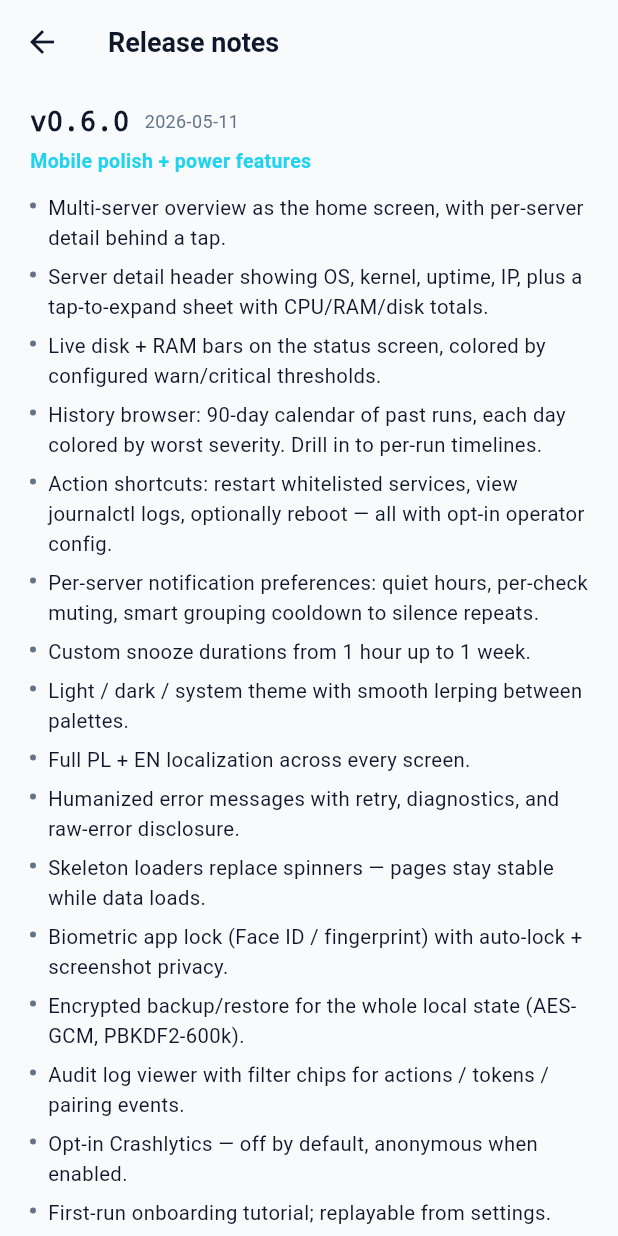
After one commit to Belikebee1/Belikebee1-watchlog_mobile, a Flutter app: the ReleaseNotesScreen screen opened directly, on a phone screen of 412 x 824 dp. The commit adds this screen. Run offline on Flutter 3.47's test engine with Material 3 defaults, Android fonts, the phone set to English and light mode, and no system bars; our stand-ins replace dio, file_picker, firebase_core, firebase_crashlytics, firebase_messaging, flutter_local_notifications and 4 more; missing offline and left inert: cryptography, mobile_scanner; accounts and stored records are empty; generated files the repository leaves out were written again.

Commit message:
feat(mobile): polish phase [4J/4N/4Y/4W/4X/4AA/4Z/4BB]
Bulk pass to close out Phase 4. Each item is small in isolation but
the lot makes the app feel finished.

[4J] In-app changelog
- data/changelog.dart: static catalogue keyed by semver. Adding a
  new entry is a prepend.
- providers/changelog_provider.dart: persists the highest version
  the user acknowledged. pendingForToast() returns the slice they
  haven't seen yet. Brand-new installs skip the modal — onboarding
  covers the welcome.
- screens/release_notes_screen.dart: full chronological history.
  Settings → 'Release notes' opens this. showWhatsNewModal() is
  the bottom-sheet variant for unseen-only.
- main.dart: post-frame callback after bootstrap pops the modal
  over the home route. markSeen() up-front so a mid-modal kill
  doesn't re-pop on next launch.

[4N + 4Y] Animations + reduced motion
- theme.dart: ZoomPageTransitionsBuilder for both platforms so
  navigations match the M3 visual language.
- widgets/skeleton.dart: respects MediaQuery.disableAnimations.
  Reduced-motion users get a static mid-alpha block, full-motion
  users get the sinusoidal pulse.

[4W] Accessibility labels
- screens/status_screen.dart: settings IconButton picked up a
  tooltip. Every IconButton across the app now has a localized
  label that screen readers announce.

[4X] Dynamic font scaling
- Verified no code overrides MediaQuery.textScaler — Flutter's
  default plumbing respects the OS 'large text' setting.

[4AA] Haptic feedback
- Subtle device acks on user-driven flows: HapticFeedback.
  selectionClick on snooze pick, mediumImpact on apply-security
  confirm, lightImpact / heavyImpact on biometric success / fail.

[4Z] Native splash screen
- pubspec.yaml: flutter_native_splash dev dep + config block.
  Run 'dart run flutter_native_splash:create' on Windows post-pull
  to generate the platform splashes. Slate-navy background so the
  iOS/Android pre-Flutter window matches the dark theme.

[4BB] Launcher badge
- providers/push_provider.dart: AndroidNotificationDetails.number
  is now wired to the FCM payload's actionable_count, so the count
  shows on launchers that surface notification numbers (One UI,
  some Nova variants). iOS already gets the badge via APNs's badge
  field on the server side.

```diff
--- /dev/null
+++ b/lib/data/changelog.dart
@@ -0,0 +1,92 @@
+/// Static release-notes catalogue, indexed by version string.
+///
+/// Each entry has bilingual `title` + `items` lists. Surfaces in two
+/// places:
+///   * "What's new" modal that pops automatically the first time the
+///     user opens a build whose version is newer than what they saw
+///     before.
+///   * Settings → Release notes — full chronological scroll.
+///
+/// Adding a new version: prepend (newest first) so the modal and the
+/// settings list show the latest at the top without having to sort.
+const List<ChangelogEntry> kChangelog = [
+  ChangelogEntry(
+    version: '0.6.0',
+    date: '2026-05-11',
+    title: {
+      'en': 'Mobile polish + power features',
+      'pl': 'Polish UX + power features',
+    },
+    items: {
+      'en': [
+        'Multi-server overview as the home screen, with per-server detail behind a tap.',
+        'Server detail header showing OS, kernel, uptime, IP, plus a tap-to-expand sheet with CPU/RAM/disk totals.',
+        'Live disk + RAM bars on the status screen, colored by configured warn/critical thresholds.',
+        'History browser: 90-day calendar of past runs, each day colored by worst severity. Drill in to per-run timelines.',
+        'Action shortcuts: restart whitelisted services, view journalctl logs, optionally reboot — all with opt-in operator config.',
+        'Per-server notification preferences: quiet hours, per-check muting, smart grouping cooldown to silence repeats.',
+        'Custom snooze durations from 1 hour up to 1 week.',
+        'Light / dark / system theme with smooth lerping between palettes.',
+        'Full PL + EN localization across every screen.',
+        'Humanized error messages with retry, diagnostics, and raw-error disclosure.',
+        'Skeleton loaders replace spinners — pages stay stable while data loads.',
+        'Biometric app lock (Face ID / fingerprint) with auto-lock + screenshot privacy.',
+        'Encrypted backup/restore for the whole local state (AES-GCM, PBKDF2-600k).',
+        'Audit log viewer with filter chips for actions / tokens / pairing events.',
+        'Opt-in Crashlytics — off by default, anonymous when enabled.',
+        'First-run onboarding tutorial; replayable from settings.',
+      ],
+      'pl': [
+        'Multi-server overview jako home screen, szczegóły serwera za jednym tapem.',
+        'Server detail header z OS, kernel, uptime, IP, plus rozwijalny arkusz z CPU/RAM/dysk total.',
+        'Paski disk + RAM na żywo w status screen, kolorowane wg skonfigurowanych progów warn/critical.',
+        'Przeglądarka historii: kalendarz 90 dni z każdym dniem pokolorowanym wg najgorszej severity. Drill-down do timeline\'u runów.',
+        'Skróty akcji: restart whitelistowanych usług, podgląd logów journalctl, opcjonalnie reboot — wszystko z opt-in operatora.',
+        'Preferencje powiadomień per serwer: ciche godziny, wyciszanie per check, smart grouping z cooldownem.',
+        'Customowe długości snooze od 1 godziny do 1 tygodnia.',
+        'Motyw jasny / ciemny / systemowy z płynnym lerping między paletami.',
+        'Pełna lokalizacja PL + EN we wszystkich ekranach.',
+        'Humanizowane błędy z retry, diagnostyką i ujawnieniem surowego błędu.',
+        'Skeleton loadery zamiast spinerów — strony stabilne podczas ładowania.',
+        'Biometryczny zamek aplikacji (Face ID / odcisk) z auto-lock + prywatnością screenshotów.',
+        'Zaszyfrowana kopia zapasowa całego stanu (AES-GCM, PBKDF2-600k).',
+        'Przeglądarka audit log z filtrami akcji / tokenów / pairingu.',
+        'Opcjonalny Crashlytics — wyłączony domyślnie, anonimowy gdy włączony.',
+        'Tutorial onboardingowy przy pierwszym uruchomieniu; do powtórzenia z Settings.',
+      ],
+    },
+  ),
+  ChangelogEntry(
+    version: '0.5.0',
+    date: '2026-05-09',
+    title: {
+      'en': 'Mobile foundation',
+      'pl': 'Fundament mobilny',
+    },
+    items: {
+      'en': [
+        'First Android build: pairs to watchlog servers via QR codes.',
+        'FCM push notifications with apply-security / snooze actions.',
+        'Built-in check explainers in English and Polish.',
+      ],
+      'pl': [
+        'Pierwszy build Androida: parowanie z serwerami watchlog przez kody QR.',
+        'Powiadomienia FCM z akcjami apply-security / snooze.',
+        'Wbudowane wyjaśnienia checków po polsku i angielsku.',
+      ],
+    },
+  ),
+];
+
+class ChangelogEntry {
+  final String version;
+  final String date;
+  final Map<String, String> title;
+  final Map<String, List<String>> items;
+  const ChangelogEntry({
+    required this.version,
+    required this.date,
+    required this.title,
+    required this.items,
+  });
+}
--- a/lib/l10n/strings.dart
+++ b/lib/l10n/strings.dart
@@ -555,6 +555,22 @@ class S {
     'pl': 'Kod pairingu zablokowany',
   };
 
+  // ----- Changelog (Phase 4J) -----
+  static const releaseNotesTitle = {
+    'en': 'Release notes',
+    'pl': 'Notatki wydań',
+  };
+  static const releaseNotesMenu = {
+    'en': 'Release notes',
+    'pl': 'Notatki wydań',
+  };
+  static const whatsNewTitle = {
+    'en': "What's new in {version}",
+    'pl': 'Co nowego w {version}',
+  };
+  static const whatsNewClose = {'en': 'Got it', 'pl': 'Rozumiem'};
+  static const versionLabel = {'en': 'Version {n}', 'pl': 'Wersja {n}'};
+
   // ----- Onboarding (Phase 4I) -----
   static const onboardingReplay = {
     'en': 'Show onboarding again',
--- a/lib/screens/lock_screen.dart
+++ b/lib/screens/lock_screen.dart
@@ -1,4 +1,5 @@
 import 'package:flutter/material.dart';
+import 'package:flutter/services.dart';
 import 'package:flutter_riverpod/flutter_riverpod.dart';
 
 import '../l10n/strings.dart';
@@ -38,6 +39,11 @@ class _LockScreenState extends ConsumerState<LockScreen> {
         .read(lockProvider.notifier)
         .authenticate(tr(context, S.lockReason));
     if (!mounted) return;
+    if (ok) {
+      HapticFeedback.lightImpact();
+    } else {
+      HapticFeedback.heavyImpact();
+    }
     setState(() {
       _attempting = false;
       _failed = !ok;
--- /dev/null
+++ b/lib/screens/release_notes_screen.dart
@@ -0,0 +1,209 @@
+import 'package:flutter/material.dart';
+
+import '../data/changelog.dart';
+import '../l10n/strings.dart';
+import '../theme.dart';
+
+/// Full chronological release-notes scroll. Reachable from Settings.
+/// The "what's new" modal renders only the slice the user hasn't
+/// seen; this screen always shows the full history.
+class ReleaseNotesScreen extends StatelessWidget {
+  const ReleaseNotesScreen({super.key});
+
+  @override
+  Widget build(BuildContext context) {
+    final locale = Localizations.localeOf(context).languageCode;
+    return Scaffold(
+      appBar: AppBar(title: Text(tr(context, S.releaseNotesTitle))),
+      body: ListView.builder(
+        padding: const EdgeInsets.fromLTRB(20, 12, 20, 32),
+        itemCount: kChangelog.length,
+        itemBuilder: (ctx, i) {
+          final entry = kChangelog[i];
+          final title = entry.title[locale] ?? entry.title['en'] ?? '';
+          final items = entry.items[locale] ?? entry.items['en'] ?? const [];
+          return Padding(
+            padding: const EdgeInsets.only(bottom: 24),
+            child: Column(
+              crossAxisAlignment: CrossAxisAlignment.start,
+              children: [
+                Row(
+                  children: [
+                    Text(
+                      'v${entry.version}',
+                      style: TextStyle(
+                        color: context.surfaces.fg,
+                        fontWeight: FontWeight.w800,
+                        fontSize: 18,
+                        fontFamily: 'monospace',
+                      ),
+                    ),
+                    const SizedBox(width: 10),
+                    Text(
+                      entry.date,
+                      style: TextStyle(
+                        color: context.surfaces.fgMuted,
+                        fontSize: 12,
+                      ),
+                    ),
+                  ],
+                ),
+                const SizedBox(height: 4),
+                Text(
+                  title,
+                  style: TextStyle(
+                    color: AppColors.accent,
+                    fontSize: 13,
+                    fontWeight: FontWeight.w600,
+                  ),
+                ),
+                const SizedBox(height: 12),
+                for (final line in items)
+                  Padding(
+                    padding: const EdgeInsets.only(bottom: 6),
+                    child: Row(
+                      crossAxisAlignment: CrossAxisAlignment.start,
+                      children: [
+                        Padding(
+                          padding: const EdgeInsets.only(top: 6, right: 8),
+                          child: Container(
+                            width: 4,
+                            height: 4,
+                            decoration: BoxDecoration(
+                              color: context.surfaces.fgMuted,
+                              shape: BoxShape.circle,
+                            ),
+                          ),
+                        ),
+                        Expanded(
+                          child: Text(
+                            line,
+                            style: TextStyle(
+                              color: context.surfaces.fg,
+                              fontSize: 13.5,
+                              height: 1.45,
+                            ),
+                          ),
+                        ),
+                      ],
+                    ),
+                  ),
+              ],
+            ),
+          );
+        },
+      ),
+    );
+  }
+}
+
+/// Modal version: shows ONLY the slice the user hasn't acknowledged.
+/// Caller is responsible for calling ChangelogNotifier.markSeen() in
+/// the modal's then() so it doesn't re-pop next launch.
+Future<void> showWhatsNewModal(
+  BuildContext context, {
+  required List<ChangelogEntry> entries,
+}) async {
+  final locale = Localizations.localeOf(context).languageCode;
+  await showModalBottomSheet<void>(
+    context: context,
+    backgroundColor: context.surfaces.bgElevated,
+    isScrollControlled: true,
+    shape: const RoundedRectangleBorder(
+      borderRadius: BorderRadius.vertical(top: Radius.circular(16)),
+    ),
+    builder: (ctx) {
+      return DraggableScrollableSheet(
+        initialChildSize: 0.7,
+        maxChildSize: 0.95,
+        minChildSize: 0.5,
+        expand: false,
+        builder: (ctx, scrollController) {
+          final newest = entries.first;
+          return SingleChildScrollView(
+            controller: scrollController,
+            padding: const EdgeInsets.fromLTRB(24, 16, 24, 24),
+            child: Column(
+              crossAxisAlignment: CrossAxisAlignment.stretch,
+              children: [
+                Center(
+                  child: Container(
+                    width: 36,
+                    height: 4,
+                    decoration: BoxDecoration(
+                      color: ctx.surfaces.fgMuted.withValues(alpha: 0.3),
+                      borderRadius: BorderRadius.circular(2),
+                    ),
+                  ),
+                ),
+                const SizedBox(height: 16),
+                Text(
+                  tr(ctx, S.whatsNewTitle,
+                      subs: {'version': newest.version}),
+                  style: TextStyle(
+                    color: ctx.surfaces.fg,
+                    fontSize: 20,
+                    fontWeight: FontWeight.w800,
+                  ),
+                ),
+                const SizedBox(height: 16),
+                for (final e in entries) ...[
+                  if (e != newest) ...[
+                    const SizedBox(height: 8),
+                    Text(
+                      tr(ctx, S.versionLabel, subs: {'n': e.version}),
+                      style: TextStyle(
+                        color: AppColors.accent,
+                        fontWeight: FontWeight.w700,
+                        fontSize: 13,
+                      ),
+                    ),
+                    const SizedBox(height: 8),
+                  ],
+                  for (final line
+                      in (e.items[locale] ?? e.items['en'] ?? const []))
+                    Padding(
+                      padding: const EdgeInsets.only(bottom: 8),
+                      child: Row(
+                        crossAxisAlignment: CrossAxisAlignment.start,
+                        children: [
+                          Padding(
+                            padding: const EdgeInsets.only(top: 7, right: 10),
+                            child: Container(
+                              width: 5,
+                              height: 5,
+                              decoration: BoxDecoration(
+                                color: AppColors.accent,
+                                shape: BoxShape.circle,
+                              ),
+                            ),
+                          ),
+                          Expanded(
+                            child: Text(
+                              line,
+                              style: TextStyle(
+                                color: ctx.surfaces.fg,
+                                fontSize: 14,
+                                height: 1.45,
+                              ),
+                            ),
+                          ),
+                        ],
+                      ),
+                    ),
+                ],
+                const SizedBox(height: 16),
+                Center(
+                  child: ElevatedButton(
+                    onPressed: () => Navigator.of(ctx).pop(),
+                    child: Text(tr(ctx, S.whatsNewClose)),
+                  ),
+                ),
+              ],
+            ),
+          );
+        },
+      );
+    },
+  );
+}
```
Also changed, not shown: lib/main.dart (+25 -0 lines), lib/providers/changelog_provider.dart (added, +82 -0 lines), lib/providers/push_provider.dart (+7 -2 lines), lib/screens/settings_screen.dart (+12 -0 lines), lib/screens/status_screen.dart (+7 -0 lines), lib/theme.dart (+10 -0 lines), lib/widgets/skeleton.dart (+20 -0 lines), pubspec.yaml (+18 -0 lines).
